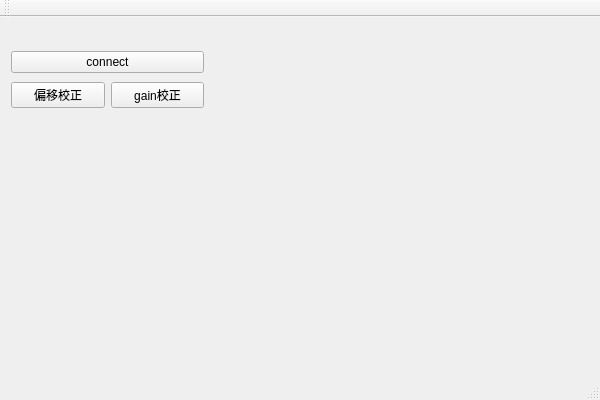
Old version of the form IRay_Test/IrayWidget.ui in the repository c00122611/Iray_detectorProj.
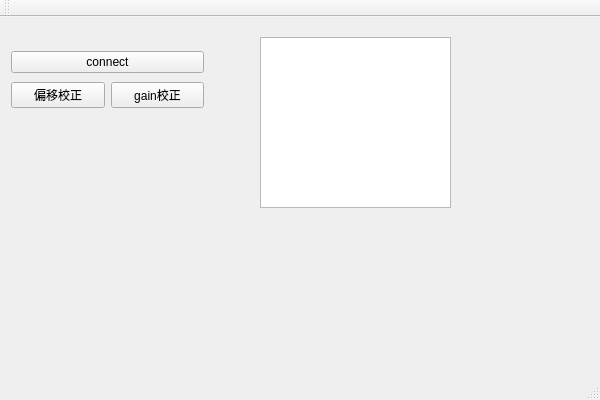
New version of the form.

The edit to the form file:
```diff
--- a/IRay_Test/IrayWidget.ui
+++ b/IRay_Test/IrayWidget.ui
@@ -47,6 +47,16 @@
      </item>
     </layout>
    </widget>
+   <widget class="QTextEdit" name="logTextEdit">
+    <property name="geometry">
+     <rect>
+      <x>260</x>
+      <y>20</y>
+      <width>191</width>
+      <height>171</height>
+     </rect>
+    </property>
+   </widget>
   </widget>
   <widget class="QMenuBar" name="menuBar">
    <property name="geometry">
```
